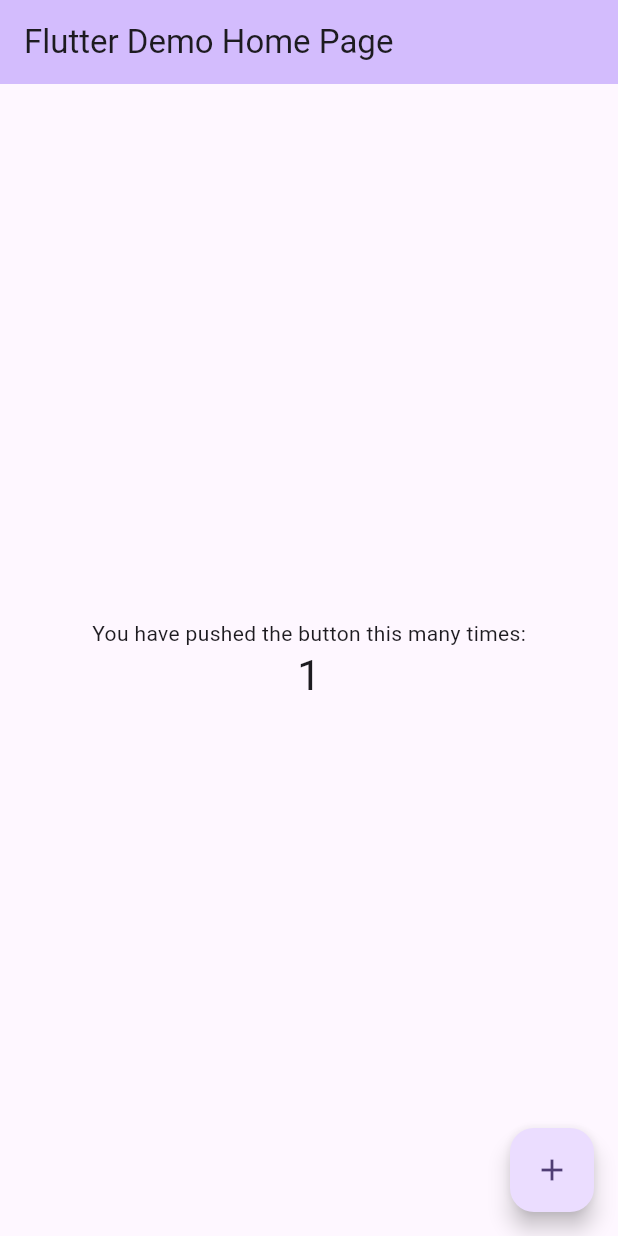
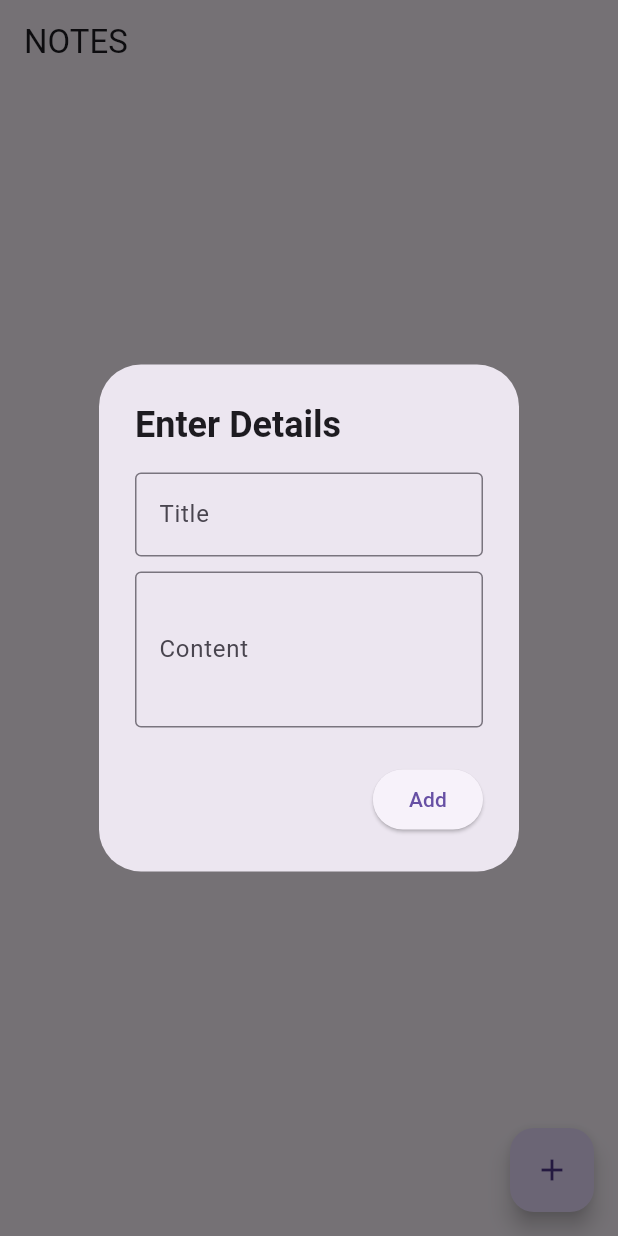
Before and after one commit to mangroveprot/flutter, a Flutter app: the screen it shows after launch, after a tap on the "add" icon, on a phone screen of 412 x 824 dp. Run offline on Flutter 3.47's test engine with Material 3 defaults, Android fonts, the phone set to English and light mode, and no system bars; our stand-ins replace cloud_firestore, firebase_core, flutter_bloc; accounts and stored records are empty.

Commit message:
Add new entities

```diff
--- /dev/null
+++ b/lib/application/bloc/notes_bloc.dart
@@ -0,0 +1,51 @@
+import 'package:flutter_bloc/flutter_bloc.dart';
+import 'notes_event.dart';
+import 'notes_state.dart';
+import '../../domain/usecases/get_notes.dart';
+import '../../domain/usecases/add_note.dart';
+import '../../domain/usecases/update_note.dart';
+import '../../domain/usecases/delete_note.dart';
+
+class NotesBloc extends Bloc<NotesEvent, NotesState> {
+  final GetNotes getNotes;
+  final AddNote addNote;
+  final UpdateNote updateNote;
+  final DeleteNote deleteNote;
+
+  NotesBloc(
+      {required this.getNotes,
+      required this.addNote,
+      required this.updateNote,
+      required this.deleteNote})
+      : super(NotesInital()) {
+    //Load the notes
+    on<LoadNotes>((event, emit) async {
+      emit(NotesLoading());
+      try {
+        //this properly awaits the stream of notes
+        await for (var notes in getNotes()) {
+          emit(NotesLoaded(notes));
+        }
+        //this code not await the notes, it can cause error
+        // getNotes().listen((notes) {
+        //   emit(NotesLoaded(notes));
+        // });
+      } catch (e) {
+        emit(NotesError(e.toString()));
+      }
+    });
+
+    //
+    on<AddNoteEvent>((event, emit) async {
+      await addNote(event.note);
+    });
+
+    on<UpdateNoteEvent>((event, emit) async {
+      await updateNote(event.note);
+    });
+
+    on<DeleteNoteEvent>((event, emit) async {
+      await deleteNote(event.docID);
+    });
+  }
+}
--- /dev/null
+++ b/lib/application/bloc/notes_event.dart
@@ -0,0 +1,20 @@
+import '../../data/models/note_model.dart';
+
+abstract class NotesEvent {}
+
+class LoadNotes extends NotesEvent {}
+
+class AddNoteEvent extends NotesEvent {
+  final NoteModel note;
+  AddNoteEvent(this.note);
+}
+
+class UpdateNoteEvent extends NotesEvent {
+  final NoteModel note;
+  UpdateNoteEvent(this.note);
+}
+
+class DeleteNoteEvent extends NotesEvent {
+  final String docID;
+  DeleteNoteEvent(this.docID);
+}
--- /dev/null
+++ b/lib/application/bloc/notes_state.dart
@@ -0,0 +1,17 @@
+import '../../data/models/note_model.dart';
+
+abstract class NotesState {}
+
+class NotesInital extends NotesState {}
+
+class NotesLoading extends NotesState {}
+
+class NotesLoaded extends NotesState {
+  final List<NoteModel> notes;
+  NotesLoaded(this.notes);
+}
+
+class NotesError extends NotesState {
+  final String message;
+  NotesError(this.message);
+}
--- /dev/null
+++ b/lib/application/utils/utils.dart
@@ -0,0 +1,8 @@
+import 'package:cloud_firestore/cloud_firestore.dart';
+import 'package:intl/intl.dart';
+
+//Example Output: Thu, 5/23/2013 10:21:47 AM
+String formatDate(Timestamp timestamp) {
+  DateTime date = timestamp.toDate(); // Convert Timestamp to DateTime
+  return DateFormat('E, M/d/yyyy hh:mm:ss a').format(date);
+}
--- /dev/null
+++ b/lib/data/models/note_model.dart
@@ -0,0 +1,35 @@
+import 'package:cloud_firestore/cloud_firestore.dart';
+import '../../domain/entities/note_entity.dart';
+
+class NoteModel extends NoteEntity {
+  const NoteModel(
+      {required super.id,
+      required super.title,
+      required super.content,
+      required super.createdAt,
+      required super.updatedAt});
+
+  // this convert the document from firestore to NoteModel
+  factory NoteModel.fromSnapshot(DocumentSnapshot snapshot) {
+    final data = snapshot.data() as Map<String, dynamic>;
+    return NoteModel(
+        id: snapshot.id,
+        title: data['title'],
+        content: data['content'],
+        createdAt: data['createdAt'],
+        updatedAt: data['updatedAt']);
+  }
+
+  //value dynamic means flexible it can be any type of data types
+  // String the key must be string
+  // this function Object serializer for Firestore.
+  // convert the NoteModel to Document
+  Map<String, dynamic> toDocument() {
+    return {
+      'title': title,
+      'content': content,
+      'createdAt': createdAt,
+      'updatedAt': updatedAt,
+    };
+  }
+}
--- /dev/null
+++ b/lib/data/repositories/notes_repository.dart
@@ -0,0 +1,46 @@
+import 'package:cloud_firestore/cloud_firestore.dart';
+import '../models/note_model.dart';
+
+class NotesRepository {
+  //pointing the collection to use
+  final CollectionReference notesCollection =
+      FirebaseFirestore.instance.collection('notes');
+
+  //Create
+  /*Example
+  title: Exam
+  content: Todays exam
+  timestamp: 12/24/2025
+  */
+  Future<void> addNote(NoteModel note) async {
+    await notesCollection.add(note.toDocument());
+  }
+
+  //Read
+  //The output of this List
+  /*
+  Example;
+  [
+  NoteModel(title: "Note 3", content: "Content of Note 3", timestamp: DateTime(2025, 2, 3, 8, 0)),
+  NoteModel(title: "Note 2", content: "Content of Note 2", timestamp: DateTime(2025, 2, 2, 12, 0)),
+  NoteModel(title: "Note 1", content: "Content of Note 1", timestamp: DateTime(2025, 2, 1, 10, 0)),
+  ] */
+  Stream<List<NoteModel>> getNotesStream() {
+    return notesCollection
+        .orderBy('timestamp', descending: true)
+        .snapshots() //this listen for real-time changes in notesCollection
+        .map((snapshot) => snapshot.docs
+            .map((doc) => NoteModel.fromSnapshot(doc))
+            .toList()); // convert the notemodel result to list
+  }
+
+  //Update
+  Future<void> updateNote(NoteModel note) async {
+    await notesCollection.doc(note.id).update(note.toDocument());
+  }
+
+  //Delete
+  Future<void> deleteNote(String docID) async {
+    await notesCollection.doc(docID).delete();
+  }
+}
--- /dev/null
+++ b/lib/domain/entities/note_entity.dart
@@ -0,0 +1,16 @@
+import 'package:cloud_firestore/cloud_firestore.dart';
+
+class NoteEntity {
+  final String id;
+  final String title;
+  final String content;
+  final Timestamp createdAt;
+  final Timestamp updatedAt;
+
+  const NoteEntity(
+      {required this.id,
+      required this.title,
+      required this.content,
+      required this.createdAt,
+      required this.updatedAt});
+}
--- /dev/null
+++ b/lib/domain/usecases/add_note.dart
@@ -0,0 +1,12 @@
+import '../../data/repositories/notes_repository.dart';
+import '../../data/models/note_model.dart';
+
+class AddNote {
+  final NotesRepository repository;
+
+  AddNote({required this.repository});
+
+  Future<void> call(NoteModel note) async {
+    return await repository.addNote(note);
+  }
+}
--- /dev/null
+++ b/lib/domain/usecases/delete_note.dart
@@ -0,0 +1,11 @@
+import '../../data/repositories/notes_repository.dart';
+
+class DeleteNote {
+  final NotesRepository repository;
+
+  DeleteNote({required this.repository});
+
+  Future<void> call(String docID) async {
+    return await repository.deleteNote(docID);
+  }
+}
--- /dev/null
+++ b/lib/domain/usecases/get_notes.dart
@@ -0,0 +1,12 @@
+import '../../data/repositories/notes_repository.dart';
+import '../../data/models/note_model.dart';
+
+class GetNotes {
+  final NotesRepository repository;
+
+  GetNotes({required this.repository});
+
+  Stream<List<NoteModel>> call() {
+    return repository.getNotesStream();
+  }
+}
--- /dev/null
+++ b/lib/domain/usecases/update_note.dart
@@ -0,0 +1,12 @@
+import '../../data/repositories/notes_repository.dart';
+import '../../data/models/note_model.dart';
+
+class UpdateNote {
+  final NotesRepository repository;
+
+  UpdateNote({required this.repository});
+
+  Future<void> call(NoteModel note) async {
+    return await repository.addNote(note);
+  }
+}
--- a/lib/main.dart
+++ b/lib/main.dart
@@ -1,125 +1,40 @@
+import 'package:firebase_core/firebase_core.dart';
 import 'package:flutter/material.dart';
+import 'package:flutter_bloc/flutter_bloc.dart';
+import 'package:noteapp_clean_architecture/application/bloc/notes_bloc.dart';
+import 'package:noteapp_clean_architecture/application/bloc/notes_event.dart';
+import 'package:noteapp_clean_architecture/data/repositories/notes_repository.dart';
+import 'package:noteapp_clean_architecture/domain/usecases/add_note.dart';
+import 'package:noteapp_clean_architecture/domain/usecases/delete_note.dart';
+import 'package:noteapp_clean_architecture/domain/usecases/get_notes.dart';
+import 'package:noteapp_clean_architecture/domain/usecases/update_note.dart';
+import 'package:noteapp_clean_architecture/firebase_options.dart';
+import 'presentation/pages/home_page.dart';
 
-void main() {
+void main() async {
+  WidgetsFlutterBinding.ensureInitialized();
+  await Firebase.initializeApp(options: DefaultFirebaseOptions.currentPlatform);
   runApp(const MyApp());
 }
 
 class MyApp extends StatelessWidget {
   const MyApp({super.key});
 
-  // This widget is the root of your application.
   @override
   Widget build(BuildContext context) {
-    return MaterialApp(
-      title: 'Flutter Demo',
-      theme: ThemeData(
-        // This is the theme of your application.
-        //
-        // TRY THIS: Try running your application with "flutter run". You'll see
-        // the application has a purple toolbar. Then, without quitting the app,
-        // try changing the seedColor in the colorScheme below to Colors.green
-        // and then invoke "hot reload" (save your changes or press the "hot
-        // reload" button in a Flutter-supported IDE, or press "r" if you used
-        // the command line to start the app).
-        //
-        // Notice that the counter didn't reset back to zero; the application
-        // state is not lost during the reload. To reset the state, use hot
-        // restart instead.
-        //
-        // This works for code too, not just values: Most code changes can be
-        // tested with just a hot reload.
-        colorScheme: ColorScheme.fromSeed(seedColor: Colors.deepPurple),
-        useMaterial3: true,
+    //Wrap the whole project with BlocProvider
+    return BlocProvider(
+      create: (context) => NotesBloc(
+        getNotes: GetNotes(repository: NotesRepository()),
+        addNote: AddNote(repository: NotesRepository()),
+        updateNote: UpdateNote(repository: NotesRepository()),
+        deleteNote: DeleteNote(repository: NotesRepository()),
+      )..add(LoadNotes()),
+      child: const MaterialApp(
+        debugShowCheckedModeBanner: false,
+        title: 'Notes',
+        home: HomePage(),
       ),
-      home: const MyHomePage(title: 'Flutter Demo Home Page'),
     );
   }
 }
-
-class MyHomePage extends StatefulWidget {
-  const MyHomePage({super.key, required this.title});
-
-  // This widget is the home page of your application. It is stateful, meaning
-  // that it has a State object (defined below) that contains fields that affect
-  // how it looks.
-
-  // This class is the configuration for the state. It holds the values (in this
-  // case the title) provided by the parent (in this case the App widget) and
-  // used by the build method of the State. Fields in a Widget subclass are
-  // always marked "final".
-
-  final String title;
-
-  @override
-  State<MyHomePage> createState() => _MyHomePageState();
-}
-
-class _MyHomePageState extends State<MyHomePage> {
-  int _counter = 0;
-
-  void _incrementCounter() {
-    setState(() {
-      // This call to setState tells the Flutter framework that something has
-      // changed in this State, which causes it to rerun the build method below
-      // so that the display can reflect the updated values. If we changed
-      // _counter without calling setState(), then the build method would not be
-      // called again, and so nothing would appear to happen.
-      _counter++;
-    });
-  }
-
-  @override
-  Widget build(BuildContext context) {
-    // This method is rerun every time setState is called, for instance as done
-    // by the _incrementCounter method above.
-    //
-    // The Flutter framework has been optimized to make rerunning build methods
-    // fast, so that you can just rebuild anything that needs updating rather
-    // than having to individually change instances of widgets.
-    return Scaffold(
-      appBar: AppBar(
-        // TRY THIS: Try changing the color here to a specific color (to
-        // Colors.amber, perhaps?) and trigger a hot reload to see the AppBar
-        // change color while the other colors stay the same.
-        backgroundColor: Theme.of(context).colorScheme.inversePrimary,
-        // Here we take the value from the MyHomePage object that was created by
-        // the App.build method, and use it to set our appbar title.
-        title: Text(widget.title),
-      ),
-      body: Center(
-        // Center is a layout widget. It takes a single child and positions it
-        // in the middle of the parent.
-        child: Column(
-          // Column is also a layout widget. It takes a list of children and
-          // arranges them vertically. By default, it sizes itself to fit its
-          // children horizontally, and tries to be as tall as its parent.
-          //
-          // Column has various properties to control how it sizes itself and
-          // how it positions its children. Here we use mainAxisAlignment to
-          // center the children vertically; the main axis here is the vertical
-          // axis because Columns are vertical (the cross axis would be
-          // horizontal).
-          //
-          // TRY THIS: Invoke "debug painting" (choose the "Toggle Debug Paint"
-          // action in the IDE, or press "p" in the console), to see the
-          // wireframe for each widget.
-          mainAxisAlignment: MainAxisAlignment.center,
-          children: <Widget>[
-            const Text(
-              'You have pushed the button this many times:',
-            ),
-            Text(
-              '$_counter',
-              style: Theme.of(context).textTheme.headlineMedium,
-            ),
-          ],
-        ),
-      ),
-      floatingActionButton: FloatingActionButton(
-        onPressed: _incrementCounter,
-        tooltip: 'Increment',
-        child: const Icon(Icons.add),
-      ), // This trailing comma makes auto-formatting nicer for build methods.
-    );
-  }
-}
--- /dev/null
+++ b/lib/presentation/pages/home_page.dart
@@ -0,0 +1,47 @@
+import 'package:flutter/material.dart';
+import 'package:flutter_bloc/flutter_bloc.dart';
+import 'package:noteapp_clean_architecture/application/bloc/notes_bloc.dart';
+import 'package:noteapp_clean_architecture/presentation/widgets/note_dialog.dart';
+import 'package:noteapp_clean_architecture/presentation/widgets/note_list.dart';
+
+import '../../application/bloc/notes_state.dart';
+
+class HomePage extends StatefulWidget {
+  const HomePage({super.key});
+
+  @override
+  State<HomePage> createState() => _HomePageState();
+}
+
+class _HomePageState extends State<HomePage> {
+  @override
+  Widget build(BuildContext context) {
+    return Scaffold(
+      appBar: AppBar(
+        title: const Text('NOTES'),
+      ),
+      floatingActionButton: FloatingActionButton(
+        onPressed: () {
+          openNoteBox(context, null);
+        },
+        child: const Icon(Icons.add),
+      ),
+      body: BlocBuilder<NotesBloc, NotesState>(
+        builder: (context, state) {
+          if (state is NotesLoading) {
+            //show the progress indicator
+            return const Center(
+              child: CircularProgressIndicator(),
+            );
+          } else if (state is NotesLoaded) {
+            return NoteList(notes: state.notes);
+          } else if (state is NotesError) {}
+          //if nothing on state
+          return const Center(
+            child: Text('No Notes'),
+          );
+        },
+      ),
+    );
+  }
+}
--- /dev/null
+++ b/lib/presentation/widgets/note_dialog.dart
@@ -0,0 +1,73 @@
+import 'package:cloud_firestore/cloud_firestore.dart';
+import 'package:flutter/material.dart';
+import 'package:flutter_bloc/flutter_bloc.dart';
+import 'package:noteapp_clean_architecture/application/bloc/notes_bloc.dart';
+import 'package:noteapp_clean_architecture/application/bloc/notes_event.dart';
+import 'package:noteapp_clean_architecture/data/models/note_model.dart';
+
+void openNoteBox(BuildContext context, NoteModel? notemodel) {
+  // Capture the input in textfield
+  final TextEditingController titleController = TextEditingController();
+  final TextEditingController contentController = TextEditingController();
+
+  // Give initial value of the controller if theres a notemodel id included
+  titleController.text = notemodel?.title ?? "";
+  contentController.text = notemodel?.content ?? "";
+
+  showDialog(
+    context: context,
+    builder: (context) => AlertDialog(
+      title: const Text("Enter Details",
+          style: TextStyle(fontWeight: FontWeight.bold)),
+      content: Column(
+        mainAxisSize: MainAxisSize.min,
+        children: [
+          TextField(
+            controller: titleController,
+            decoration: const InputDecoration(
+              labelText: "Title",
+              border: OutlineInputBorder(),
+            ),
+          ),
+          const SizedBox(height: 10),
+          TextField(
+            controller: contentController,
+            maxLines: 3,
+            decoration: const InputDecoration(
+              labelText: "Content",
+              border: OutlineInputBorder(),
+            ),
+          ),
+        ],
+      ),
+      actions: [
+        ElevatedButton(
+          onPressed: () {
+            //add new note if notemodel id is empty
+            if (notemodel == null) {
+              context.read<NotesBloc>().add(AddNoteEvent(NoteModel(
+                    id: '',
+                    title: titleController.text,
+                    content: contentController.text,
+                    createdAt: Timestamp.fromDate(DateTime.now()),
+                    updatedAt: Timestamp.fromDate(DateTime.now()),
+                  )));
+              //update notes if notemodel id has value
+            } else {
+              context.read<NotesBloc>().add(AddNoteEvent(NoteModel(
+                    id: notemodel.id,
+                    title: titleController.text,
+                    content: contentController.text,
+                    createdAt: Timestamp.fromDate(DateTime.now()),
+                    updatedAt: Timestamp.fromDate(DateTime.now()),
+                  )));
+            }
+            //Close the dialog box
+            Navigator.pop(context);
+          },
+          child: Text(notemodel == null ? 'Add' : 'Update'),
+        )
+      ],
+    ),
+  );
+}
--- /dev/null
+++ b/lib/presentation/widgets/note_list.dart
@@ -0,0 +1,59 @@
+import 'package:flutter/material.dart';
+import 'package:flutter_bloc/flutter_bloc.dart';
+import 'package:noteapp_clean_architecture/application/bloc/notes_bloc.dart';
+import 'package:noteapp_clean_architecture/application/bloc/notes_event.dart';
+import 'package:noteapp_clean_architecture/application/utils/utils.dart';
+import 'package:noteapp_clean_architecture/data/models/note_model.dart';
+import 'package:noteapp_clean_architecture/presentation/widgets/note_dialog.dart';
+
+class NoteList extends StatelessWidget {
+  final List<NoteModel> notes;
+  const NoteList({super.key, required this.notes});
+
+  @override
+  Widget build(BuildContext context) {
+    return ListView.builder(
+        itemCount: notes.length,
+        itemBuilder: (context, index) {
+          //access for each notes
+          final note = notes[index];
+
+          //Display a list tile notes
+          return ListTile(
+            //note title
+            title: Text(note.title),
+            subtitle: Text(formatDate(note.createdAt)),
+            trailing: Row(
+              mainAxisSize: MainAxisSize.min,
+              children: [
+                //Edit button
+                IconButton(
+                  onPressed: () => {
+                    openNoteBox(
+                      context,
+                      NoteModel(
+                        id: note.id,
+                        title: note.title,
+                        content: note.content,
+                        createdAt: note.createdAt,
+                        updatedAt: note.updatedAt,
+                      ),
+                    )
+                  },
+                  icon: const Icon(Icons.edit),
+                ),
+                //Delete button
+                IconButton(
+                  onPressed: () => {
+                    context.read<NotesBloc>().add(
+                          DeleteNoteEvent(note.id),
+                        )
+                  },
+                  icon: const Icon(Icons.delete),
+                ),
+              ],
+            ),
+          );
+        });
+  }
+}
--- a/pubspec.yaml
+++ b/pubspec.yaml
@@ -35,6 +35,12 @@ dependencies:
   # The following adds the Cupertino Icons font to your application.
   # Use with the CupertinoIcons class for iOS style icons.
   cupertino_icons: ^1.0.8
+  cloud_firestore: ^5.6.3
+  flutter_bloc: ^9.0.0
+  equatable: ^2.0.7
+  firebase_core: ^3.11.0
+  firebase: ^9.0.3
+  intl: ^0.20.2
 
 dev_dependencies:
   flutter_test:
```
Also changed, not shown: firebase.json (added), lib/firebase_options.dart (added), pubspec.lock, 3 other files.
